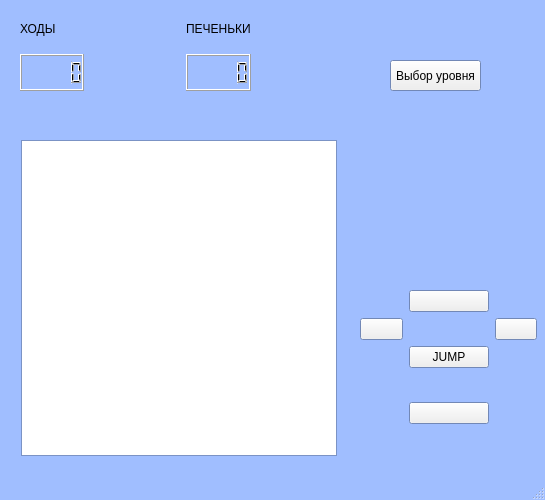
Above: cookies/cookies/level2.ui from ddzhambekova/dzhambekova_d_o before the change. Below: the same form after it.
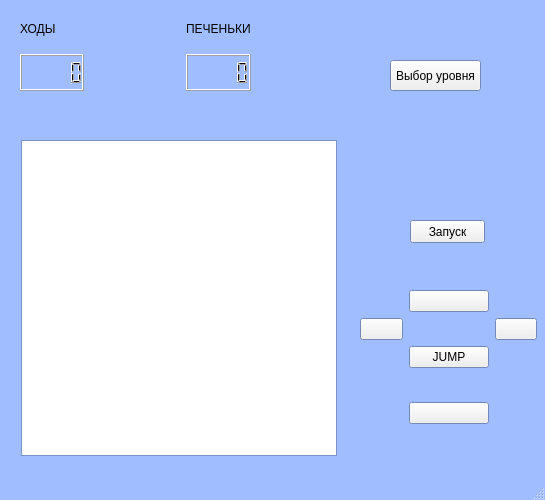
That is the form after the change. Icons and pictures are not drawn.

The edit to the form file:
```diff
--- a/cookies/cookies/level2.ui
+++ b/cookies/cookies/level2.ui
@@ -258,6 +258,19 @@
      </property>
     </layout>
    </widget>
+   <widget class="QPushButton" name="startMoveButton">
+    <property name="geometry">
+     <rect>
+      <x>410</x>
+      <y>220</y>
+      <width>75</width>
+      <height>23</height>
+     </rect>
+    </property>
+    <property name="text">
+     <string>Запуск</string>
+    </property>
+   </widget>
   </widget>
   <widget class="QStatusBar" name="statusbar"/>
  </widget>
```
